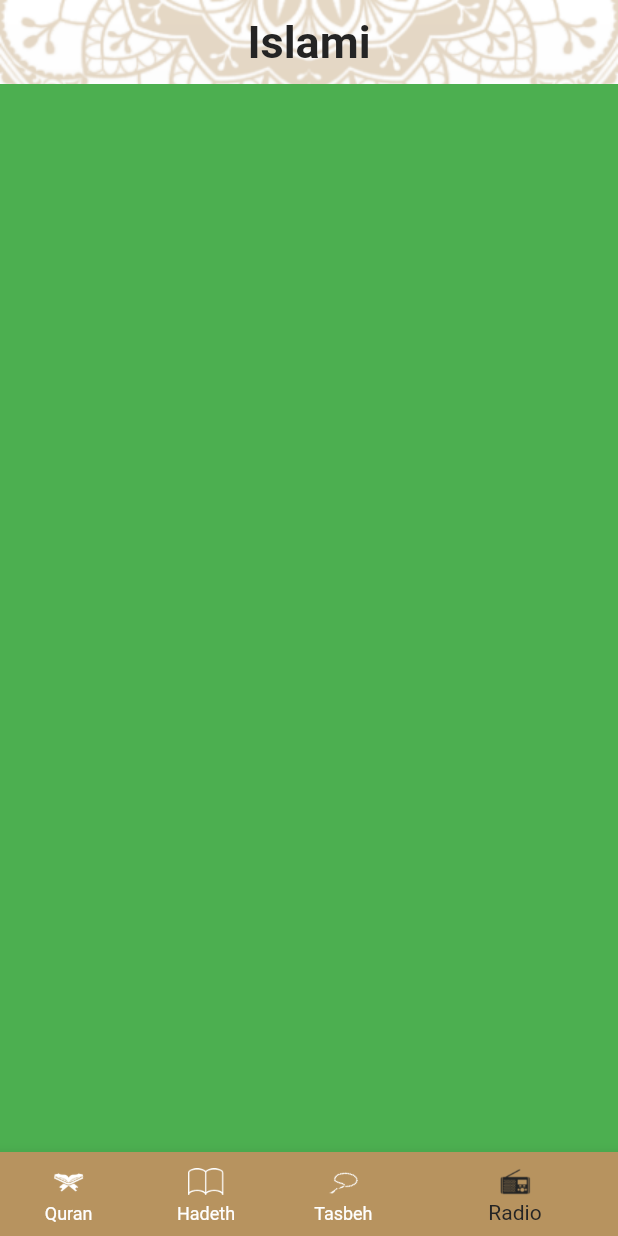
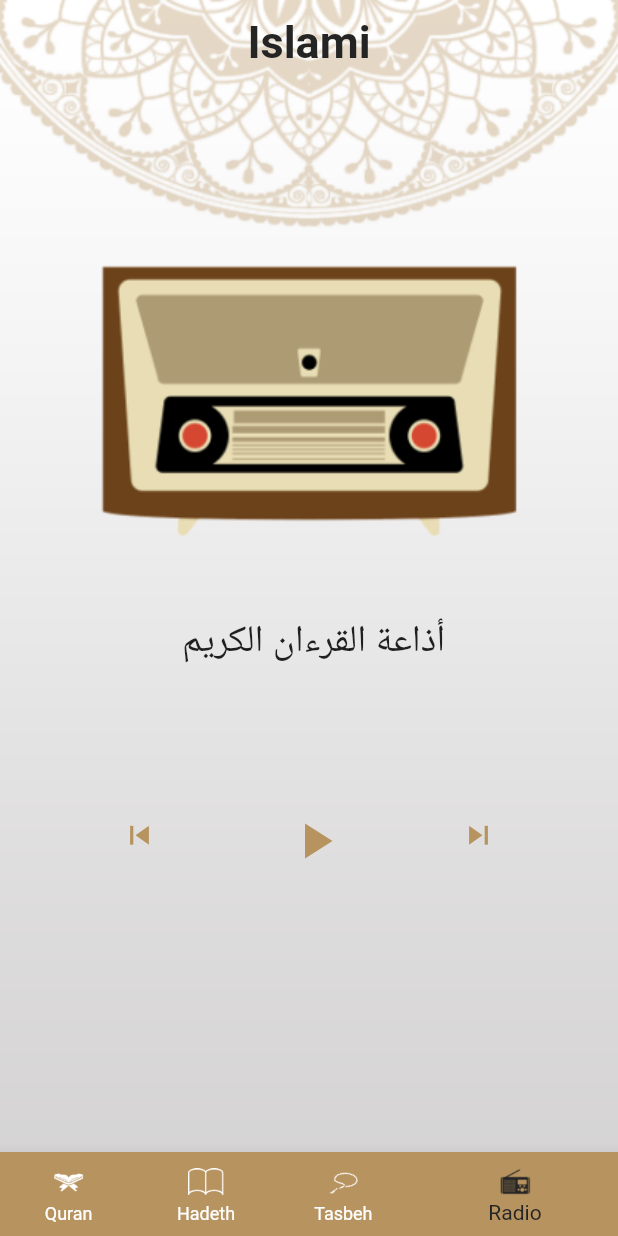
Before and after one commit to fatima995246/git_test_s5, a Flutter app: the screen it shows after launch, item 4 of the bottom bar chosen, on a phone screen of 412 x 824 dp. Run offline on Flutter 3.47's test engine with Material 2 defaults, Android fonts, the phone set to English and light mode, and no system bars.

Commit message:
finished radio tab.

```diff
--- a/lib/Home/radio/radio.dart
+++ b/lib/Home/radio/radio.dart
@@ -1,10 +1,55 @@
 import 'package:flutter/material.dart';
+import 'package:git_s5/MyTheme.dart';
 
 class Radio_tab extends StatelessWidget {
   @override
   Widget build(BuildContext context) {
     return Container(
-      color: Colors.green,
+      margin: EdgeInsets.symmetric(
+          vertical: MediaQuery.of(context).size.height * 0.12,
+          horizontal: MediaQuery.of(context).size.width * 0.01),
+      child: Column(
+        children: [
+          Expanded(
+              flex: 2, child: Image.asset('assets/images/radio_image.png')),
+          SizedBox(
+            height: 30,
+          ),
+          Text(
+            ' أذاعة القرءان الكريم',
+            style: TextStyle(fontSize: 25),
+          ),
+          Expanded(
+              flex: 2,
+              child: Row(
+                mainAxisAlignment: MainAxisAlignment.spaceEvenly,
+                children: [
+                  IconButton(
+                      onPressed: () {},
+                      icon: Icon(
+                        Icons.skip_previous,
+                        color: MyTheme.primaryLight,
+                        size: 25,
+                      )),
+                  IconButton(
+                      onPressed: () {},
+                      icon: Icon(
+                        Icons.play_arrow,
+                        color: MyTheme.primaryLight,
+                        size: 40,
+                      )),
+                  IconButton(
+                      onPressed: () {},
+                      icon: Icon(
+                        Icons.skip_next,
+                        color: MyTheme.primaryLight,
+                        size: 25,
+                      ))
+                ],
+              ))
+        ],
+      ),
     );
+    ;
   }
 }
--- a/lib/sebhaScreen.dart
+++ b/lib/sebhaScreen.dart
@@ -9,7 +9,6 @@ class sebhaScreen extends StatefulWidget {
 
 class _sebhaScreenState extends State<sebhaScreen> {
   double turns = 0.0;
-
   int counter = 0;
 
   @override
@@ -25,7 +24,7 @@ class _sebhaScreenState extends State<sebhaScreen> {
               child: AnimatedRotation(
                 turns: turns,
                 duration: Duration(seconds: 1),
-                child: Image.asset('assets/image/sebha.png'),
+                child: Image.asset('assets/image/body_sebha_logo.png'),
               ),
             ),
             ElevatedButton(
```
Also changed, not shown: lib/Home/tasbeh/tasbeh.dart (+11 -2 lines).
